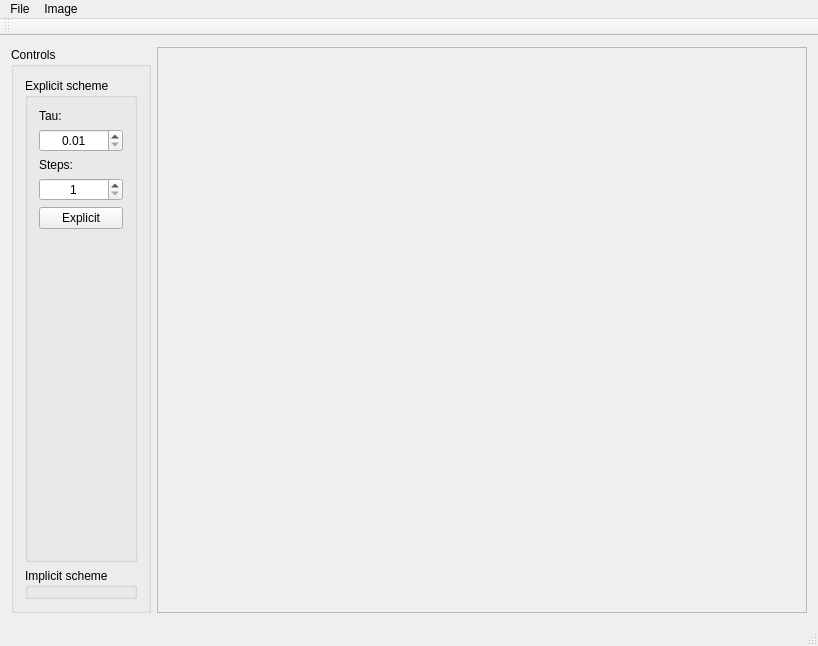
Qt form src/ImageViewer.ui (marektomka/Spracovanie_obrazu) before a commit.
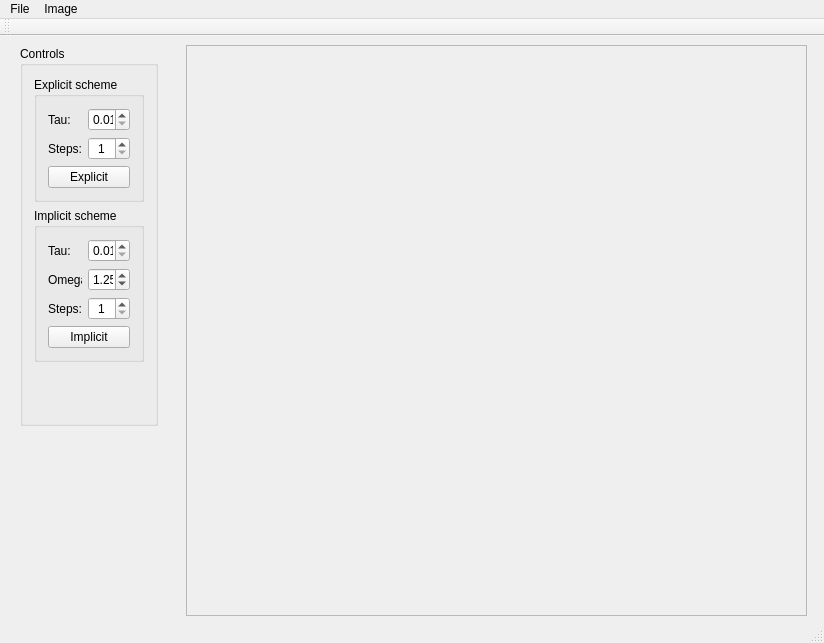
The same form after that commit.

Diff of the .ui file:
```diff
--- a/src/ImageViewer.ui
+++ b/src/ImageViewer.ui
@@ -6,35 +6,47 @@
    <rect>
     <x>0</x>
     <y>0</y>
-    <width>818</width>
-    <height>646</height>
+    <width>824</width>
+    <height>643</height>
    </rect>
   </property>
   <property name="windowTitle">
    <string>ImageViewer</string>
   </property>
   <widget class="QWidget" name="centralWidget">
-   <layout class="QHBoxLayout" name="horizontalLayout">
-    <item>
      <widget class="QGroupBox" name="groupBox">
+    <property name="geometry">
+     <rect>
+      <x>20</x>
+      <y>10</y>
+      <width>138</width>
+      <height>380</height>
+     </rect>
+    </property>
+    <property name="sizePolicy">
+     <sizepolicy hsizetype="Preferred" vsizetype="Minimum">
+      <horstretch>0</horstretch>
+      <verstretch>0</verstretch>
+     </sizepolicy>
+    </property>
       <property name="title">
        <string>Controls</string>
       </property>
-      <layout class="QGridLayout" name="gridLayout">
-       <item row="0" column="1">
+    <layout class="QVBoxLayout" name="verticalLayout">
+     <item>
         <widget class="QGroupBox" name="groupBox_Explicit">
          <property name="title">
           <string>Explicit scheme</string>
          </property>
-         <layout class="QVBoxLayout" name="verticalLayout">
-          <item>
+       <layout class="QFormLayout" name="formLayout">
+        <item row="0" column="0">
            <widget class="QLabel" name="label">
             <property name="text">
              <string>Tau:</string>
             </property>
            </widget>
           </item>
-          <item>
+        <item row="0" column="1">
            <widget class="QDoubleSpinBox" name="doubleSpinBoxTau">
             <property name="alignment">
              <set>Qt::AlignCenter</set>
@@ -53,15 +65,15 @@
             </property>
            </widget>
           </item>
-          <item>
+        <item row="3" column="0">
            <widget class="QLabel" name="label_2">
             <property name="text">
              <string>Steps:</string>
             </property>
            </widget>
           </item>
-          <item>
-           <widget class="QSpinBox" name="spinBoxSteps">
+        <item row="3" column="1">
+         <widget class="QSpinBox" name="spinBoxStepsExplicit">
             <property name="alignment">
              <set>Qt::AlignCenter</set>
             </property>
@@ -73,41 +85,122 @@
             </property>
            </widget>
           </item>
-          <item>
+        <item row="5" column="0" colspan="2">
            <widget class="QPushButton" name="pushButtonExplicit">
             <property name="text">
              <string>Explicit</string>
             </property>
            </widget>
           </item>
+       </layout>
+      </widget>
+     </item>
           <item>
-           <spacer name="verticalSpacer">
+      <widget class="QGroupBox" name="groupBox_Implicit">
+       <property name="title">
+        <string>Implicit scheme</string>
+       </property>
+       <layout class="QFormLayout" name="formLayout_2">
+        <item row="0" column="0">
+         <widget class="QLabel" name="label_4">
+          <property name="text">
+           <string>Tau:</string>
+          </property>
+         </widget>
+        </item>
+        <item row="0" column="1">
+         <widget class="QDoubleSpinBox" name="doubleSpinBoxTauImplicit">
+          <property name="sizePolicy">
+           <sizepolicy hsizetype="Fixed" vsizetype="Fixed">
+            <horstretch>0</horstretch>
+            <verstretch>0</verstretch>
+           </sizepolicy>
+          </property>
+          <property name="minimum">
+           <double>0.010000000000000</double>
+          </property>
+          <property name="singleStep">
+           <double>0.010000000000000</double>
+          </property>
+         </widget>
+        </item>
+        <item row="1" column="0">
+         <widget class="QLabel" name="label_3">
+          <property name="enabled">
+           <bool>true</bool>
+          </property>
+          <property name="text">
+           <string>Omega:</string>
+          </property>
+         </widget>
+        </item>
+        <item row="1" column="1">
+         <widget class="QDoubleSpinBox" name="doubleSpinBoxOmega">
+          <property name="minimum">
+           <double>0.010000000000000</double>
+          </property>
+          <property name="singleStep">
+           <double>0.010000000000000</double>
+          </property>
+          <property name="value">
+           <double>1.250000000000000</double>
+          </property>
+         </widget>
+        </item>
+        <item row="3" column="0" colspan="2">
+         <widget class="QPushButton" name="pushButtonImplicit">
+          <property name="text">
+           <string>Implicit</string>
+          </property>
+         </widget>
+        </item>
+        <item row="2" column="0">
+         <widget class="QLabel" name="label_5">
+          <property name="text">
+           <string>Steps:</string>
+          </property>
+         </widget>
+        </item>
+        <item row="2" column="1">
+         <widget class="QSpinBox" name="spinBoxStepsImplicit">
+          <property name="alignment">
+           <set>Qt::AlignCenter</set>
+          </property>
+          <property name="minimum">
+           <number>1</number>
+          </property>
+          <property name="maximum">
+           <number>100</number>
+          </property>
+         </widget>
+        </item>
+       </layout>
+      </widget>
+     </item>
+     <item>
+      <spacer name="verticalSpacer_3">
             <property name="orientation">
              <enum>Qt::Vertical</enum>
             </property>
             <property name="sizeHint" stdset="0">
              <size>
-              <width>58</width>
-              <height>348</height>
+         <width>93</width>
+         <height>62</height>
              </size>
             </property>
            </spacer>
           </item>
          </layout>
         </widget>
-       </item>
-       <item row="1" column="1">
-        <widget class="QGroupBox" name="groupBox_Implicit">
-         <property name="title">
-          <string>Implicit scheme</string>
-         </property>
-        </widget>
-       </item>
-      </layout>
-     </widget>
-    </item>
-    <item>
      <widget class="QScrollArea" name="scrollArea">
+    <property name="geometry">
+     <rect>
+      <x>186</x>
+      <y>9</y>
+      <width>621</width>
+      <height>571</height>
+     </rect>
+    </property>
       <property name="widgetResizable">
        <bool>true</bool>
       </property>
@@ -116,21 +209,19 @@
         <rect>
          <x>0</x>
          <y>0</y>
-         <width>671</width>
-         <height>571</height>
+       <width>619</width>
+       <height>569</height>
         </rect>
        </property>
       </widget>
      </widget>
-    </item>
-   </layout>
   </widget>
   <widget class="QMenuBar" name="menuBar">
    <property name="geometry">
     <rect>
      <x>0</x>
      <y>0</y>
-     <width>818</width>
+     <width>824</width>
      <height>22</height>
     </rect>
    </property>
```
Lines whose indentation alone changed are shown as unchanged.
